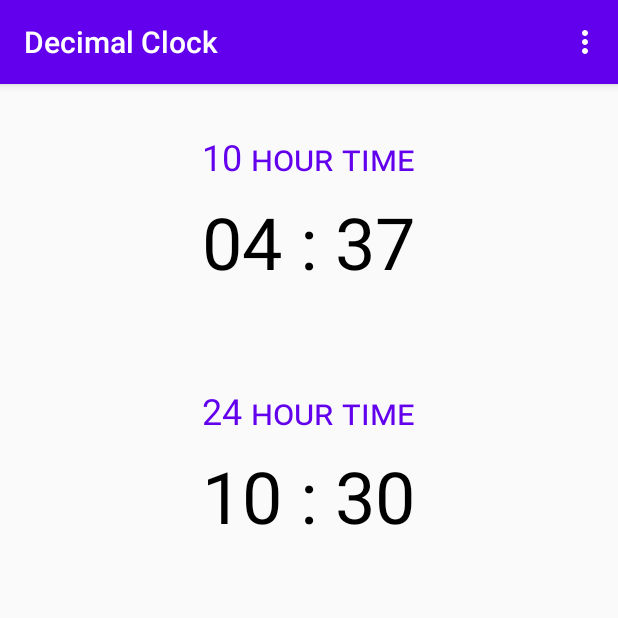
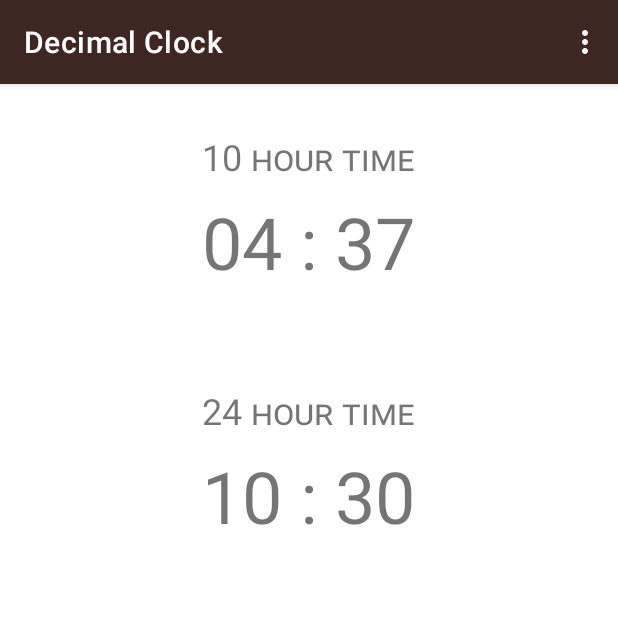
Before and after one commit to tenhourstudios/decimalclock, an Android app: the screen it shows after launch (MainActivity), on a phone screen of 412 x 824 dp, the top half of it. Run offline under Robolectric (Android 15) with nearby library versions, the light colour scheme and no system bars.

Commit message:
Add brown DayNight theme

```diff
--- a/app/build.gradle
+++ b/app/build.gradle
@@ -35,4 +35,5 @@ dependencies {
     androidTestImplementation 'androidx.test.ext:junit:1.1.1'
     androidTestImplementation 'androidx.test.espresso:espresso-core:3.2.0'
     implementation 'androidx.preference:preference:1.1.1'
+    implementation 'com.google.android.material:material:1.2.0'
 }
--- a/app/src/main/res/layout/activity_main.xml
+++ b/app/src/main/res/layout/activity_main.xml
@@ -28,7 +28,6 @@
                 android:fontFeatureSettings='"smcp"'
                 android:text="@string/ten_hour_time"
                 android:textAlignment="center"
-                android:textColor="@color/colorPrimary"
                 android:textSize="24sp" />
 
             <TextView
@@ -39,7 +38,6 @@
                 android:layout_marginTop="8dp"
                 android:text="10 Hour Time"
                 android:textAlignment="center"
-                android:textColor="@android:color/black"
                 android:textSize="48sp" />
 
             <TextView
@@ -51,7 +49,6 @@
                 android:fontFeatureSettings='"smcp"'
                 android:text="@string/twenty_four_time"
                 android:textAlignment="center"
-                android:textColor="@color/colorPrimary"
                 android:textSize="24sp" />
 
             <TextView
@@ -62,7 +59,6 @@
                 android:layout_marginTop="8dp"
                 android:text="24 Hour Time"
                 android:textAlignment="center"
-                android:textColor="@android:color/black"
                 android:textSize="48sp" />
 
         </LinearLayout>
--- a/app/src/main/res/values/colors.xml
+++ b/app/src/main/res/values/colors.xml
@@ -1,6 +1,7 @@
 <?xml version="1.0" encoding="utf-8"?>
 <resources>
-    <color name="colorPrimary">#6200EE</color>
-    <color name="colorPrimaryDark">#3700B3</color>
-    <color name="colorAccent">#E91E63</color>
+    <color name="colorPrimary">#3e2723</color>
+    <color name="colorPrimaryLight">#6a4f4b</color>
+    <color name="colorPrimaryDark">#1b0000</color>
+    <color name="colorAccent">#c43e00</color>
 </resources>
--- a/app/src/main/res/values/styles.xml
+++ b/app/src/main/res/values/styles.xml
@@ -1,11 +1,10 @@
 <resources>
 
     <!-- Base application theme. -->
-    <style name="AppTheme" parent="Theme.AppCompat.Light.DarkActionBar">
+    <style name="AppTheme" parent="Theme.MaterialComponents.DayNight.DarkActionBar">
         <!-- Customize your theme here. -->
         <item name="colorPrimary">@color/colorPrimary</item>
         <item name="colorPrimaryDark">@color/colorPrimaryDark</item>
         <item name="colorAccent">@color/colorAccent</item>
     </style>
-
 </resources>
```
